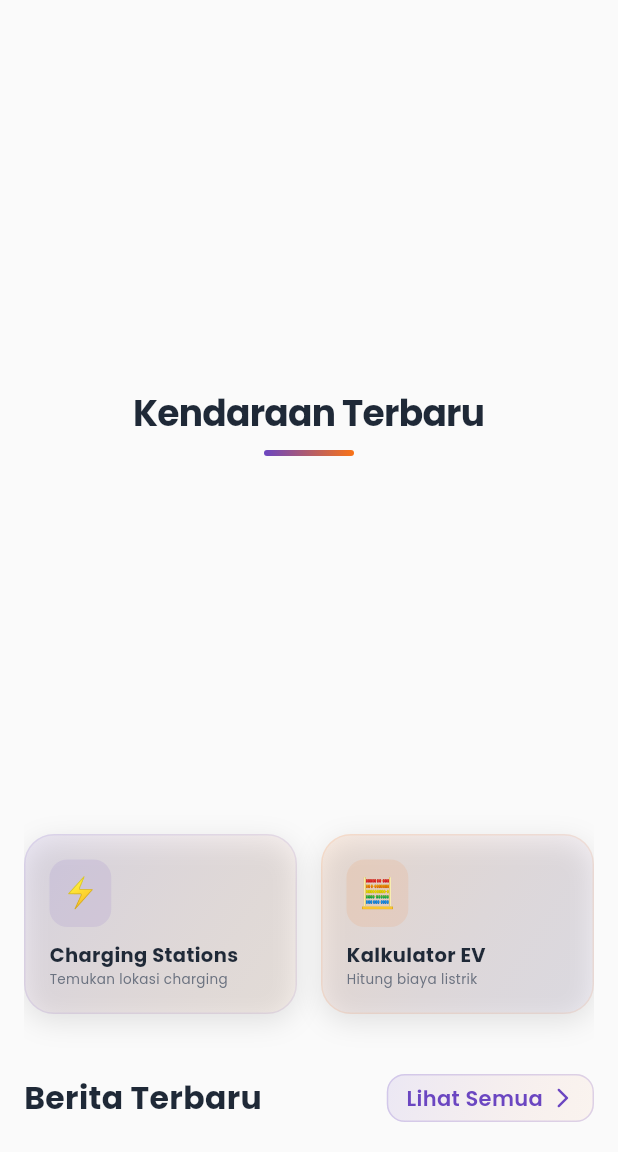
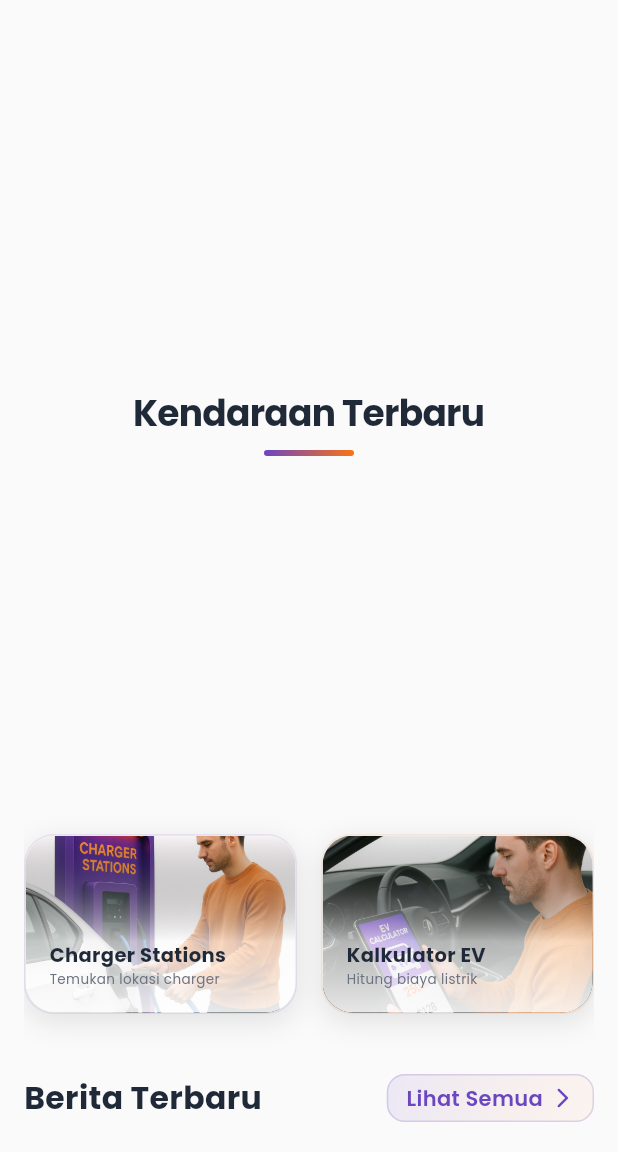
Before and after one commit to mazkama/infoev-mobile, a Flutter app: the HomePage screen opened by its route, scrolled down 108 dp, on a phone screen of 412 x 824 dp, the part 84-1236 px from its top. Run offline on Flutter 3.47's test engine with Material 3 defaults, Android fonts, the phone set to English and light mode, and no system bars; drawn by our look-alikes of carousel_slider; our stand-ins replace cached_network_image, firebase_core, firebase_messaging, flutter_local_notifications, flutter_screenutil, flutter_secure_storage and 7 more; accounts and stored records are empty; network calls fail.

Commit message:
Penambahan gambar beranda

```diff
--- a/lib/app/modules/home/views/home_view.dart
+++ b/lib/app/modules/home/views/home_view.dart
@@ -746,18 +746,6 @@ class _HomePageState extends State<HomePage> {
                                             : 120,
                                     margin: const EdgeInsets.only(right: 8),
                                     decoration: BoxDecoration(
-                                      gradient: LinearGradient(
-                                        begin: Alignment.topLeft,
-                                        end: Alignment.bottomRight,
-                                        colors: [
-                                          AppColors.primaryColor.withOpacity(
-                                            0.1,
-                                          ),
-                                          AppColors.secondaryColor.withOpacity(
-                                            0.05,
-                                          ),
-                                        ],
-                                      ),
                                       borderRadius: BorderRadius.circular(20),
                                       boxShadow: [
                                         BoxShadow(
@@ -774,44 +762,48 @@ class _HomePageState extends State<HomePage> {
                                         width: 1,
                                       ),
                                     ),
-                                    child: Padding(
+                                    child: ClipRRect(
+                                      borderRadius: BorderRadius.circular(20),
+                                      child: Stack(
+                                        children: [
+                                          // Background Image
+                                          Positioned.fill(
+                                            child: Image.asset(
+                                              'assets/images/ChargerStations.jpg',
+                                              fit: MediaQuery.of(context).size.width >= 1200
+                                                  ? BoxFit.none
+                                                  : BoxFit.cover,
+                                              alignment: Alignment.center,
+                                            ),
+                                          ),
+                                          // Gradient Overlay
+                                          Positioned.fill(
+                                            child: Container(
+                                              decoration: BoxDecoration(
+                                                gradient: LinearGradient(
+                                                  begin: Alignment.bottomCenter,
+                                                  end: Alignment.topCenter,
+                                                  colors: [
+                                                    AppColors.cardBackgroundColor.withOpacity(0.9),
+                                                    AppColors.cardBackgroundColor.withOpacity(0.7),
+                                                    Colors.transparent,
+                                                  ],
+                                                  stops: const [0.0, 0.4, 1.0],
+                                                ),
+                                              ),
+                                            ),
+                                          ),
+                                          // Content
+                                          Padding(
                                             padding: const EdgeInsets.all(16),
                                             child: Column(
                                               crossAxisAlignment:
                                                   CrossAxisAlignment.start,
                                               mainAxisAlignment:
-                                            MainAxisAlignment.spaceBetween,
-                                        children: [
-                                          Container(
-                                            padding: const EdgeInsets.all(8),
-                                            decoration: BoxDecoration(
-                                              color: AppColors.primaryColor
-                                                  .withOpacity(0.1),
-                                              borderRadius:
-                                                  BorderRadius.circular(12),
-                                            ),
-                                            // TODO: Replace with custom image
-                                            // Optimal image size: 48x48 px (white background)
-                                            // For tablet: 56x56 px (white background)
-                                            child: Text(
-                                              '⚡',
-                                              style: TextStyle(
-                                                fontSize:
-                                                    MediaQuery.of(
-                                                              context,
-                                                            ).size.width >
-                                                            600
-                                                        ? 24
-                                                        : 20,
-                                              ),
-                                            ),
-                                          ),
-                                          Column(
-                                            crossAxisAlignment:
-                                                CrossAxisAlignment.start,
+                                                  MainAxisAlignment.end,
                                               children: [
                                                 Text(
-                                                'Charging Stations',
+                                                  'Charger Stations',
                                                   style: GoogleFonts.poppins(
                                                     fontSize:
                                                         MediaQuery.of(
@@ -825,7 +817,7 @@ class _HomePageState extends State<HomePage> {
                                                   ),
                                                 ),
                                                 Text(
-                                                'Temukan lokasi charging',
+                                                  'Temukan lokasi charger',
                                                   style: GoogleFonts.poppins(
                                                     fontSize:
                                                         MediaQuery.of(
@@ -840,6 +832,7 @@ class _HomePageState extends State<HomePage> {
                                                   ),
                                                 ),
                                               ],
+                                            ),
                                           ),
                                         ],
                                       ),
@@ -862,18 +855,6 @@ class _HomePageState extends State<HomePage> {
                                             : 120,
                                     margin: const EdgeInsets.only(left: 8),
                                     decoration: BoxDecoration(
-                                      gradient: LinearGradient(
-                                        begin: Alignment.topLeft,
-                                        end: Alignment.bottomRight,
-                                        colors: [
-                                          AppColors.secondaryColor.withOpacity(
-                                            0.1,
-                                          ),
-                                          AppColors.primaryColor.withOpacity(
-                                            0.05,
-                                          ),
-                                        ],
-                                      ),
                                       borderRadius: BorderRadius.circular(20),
                                       boxShadow: [
                                         BoxShadow(
@@ -890,41 +871,45 @@ class _HomePageState extends State<HomePage> {
                                         width: 1,
                                       ),
                                     ),
-                                    child: Padding(
+                                    child: ClipRRect(
+                                      borderRadius: BorderRadius.circular(20),
+                                      child: Stack(
+                                        children: [
+                                          // Background Image
+                                          Positioned.fill(
+                                            child: Image.asset(
+                                              'assets/images/EVCalculator_Refine.jpg',
+                                              fit: MediaQuery.of(context).size.width >= 1200
+                                                  ? BoxFit.none
+                                                  : BoxFit.cover,
+                                              alignment: Alignment.center,
+                                            ),
+                                          ),
+                                          // Gradient Overlay
+                                          Positioned.fill(
+                                            child: Container(
+                                              decoration: BoxDecoration(
+                                                gradient: LinearGradient(
+                                                  begin: Alignment.bottomCenter,
+                                                  end: Alignment.topCenter,
+                                                  colors: [
+                                                    AppColors.cardBackgroundColor.withOpacity(0.9),
+                                                    AppColors.cardBackgroundColor.withOpacity(0.7),
+                                                    Colors.transparent,
+                                                  ],
+                                                  stops: const [0.0, 0.4, 1.0],
+                                                ),
+                                              ),
+                                            ),
+                                          ),
+                                          // Content
+                                          Padding(
                                             padding: const EdgeInsets.all(16),
                                             child: Column(
                                               crossAxisAlignment:
                                                   CrossAxisAlignment.start,
                                               mainAxisAlignment:
-                                            MainAxisAlignment.spaceBetween,
-                                        children: [
-                                          Container(
-                                            padding: const EdgeInsets.all(8),
-                                            decoration: BoxDecoration(
-                                              color: AppColors.secondaryColor
-                                                  .withOpacity(0.1),
-                                              borderRadius:
-                                                  BorderRadius.circular(12),
-                                            ),
-                                            // TODO: Replace with custom image
-                                            // Optimal image size: 48x48 px (white background)
-                                            // For tablet: 56x56 px (white background)
-                                            child: Text(
-                                              '🧮',
-                                              style: TextStyle(
-                                                fontSize:
-                                                    MediaQuery.of(
-                                                              context,
-                                                            ).size.width >
-                                                            600
-                                                        ? 24
-                                                        : 20,
-                                              ),
-                                            ),
-                                          ),
-                                          Column(
-                                            crossAxisAlignment:
-                                                CrossAxisAlignment.start,
+                                                  MainAxisAlignment.end,
                                               children: [
                                                 Text(
                                                   'Kalkulator EV',
@@ -956,6 +941,7 @@ class _HomePageState extends State<HomePage> {
                                                   ),
                                                 ),
                                               ],
+                                            ),
                                           ),
                                         ],
                                       ),
--- a/pubspec.yaml
+++ b/pubspec.yaml
@@ -94,6 +94,8 @@ flutter:
   assets:
   - assets/images/icon_google.png
   - assets/images/logo_infoev.png
+  - assets/images/ChargerStations.jpg
+  - assets/images/EVCalculator_Refine.jpg
 
   # An image asset can refer to one or more resolution-specific "variants", see
   # https://flutter.dev/to/resolution-aware-images
```
Also changed, not shown: assets/images/ChargerStations.jpg (added), assets/images/EVCalculator_Refine.jpg (added). Lines whose indentation alone changed are shown as unchanged.
